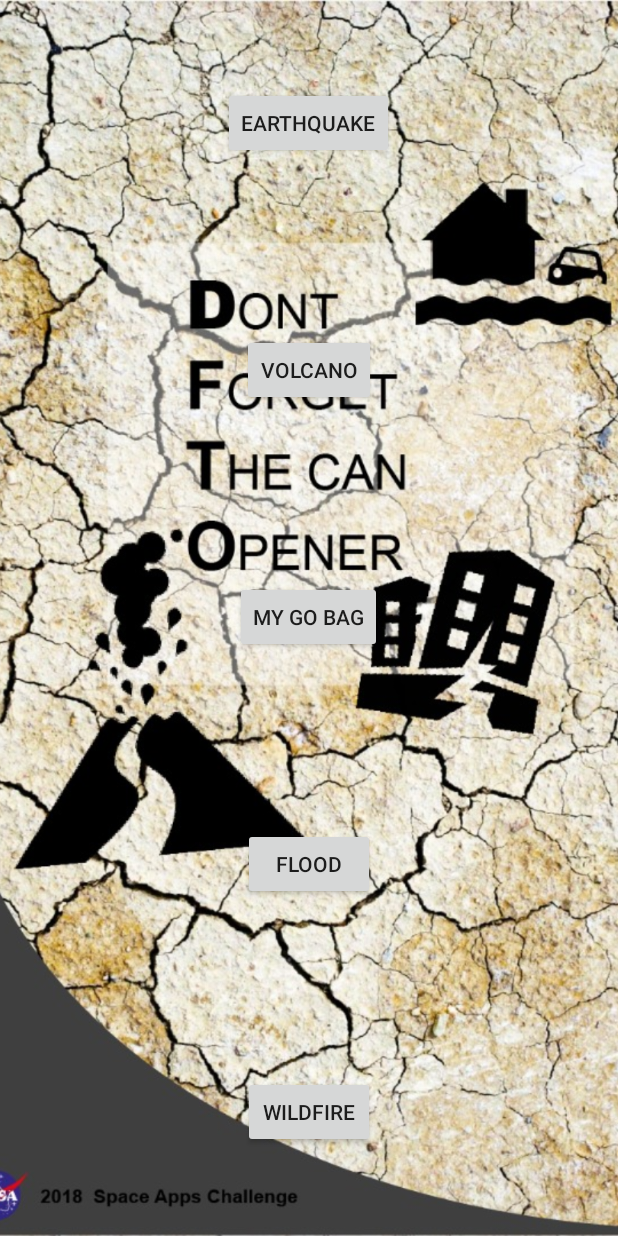
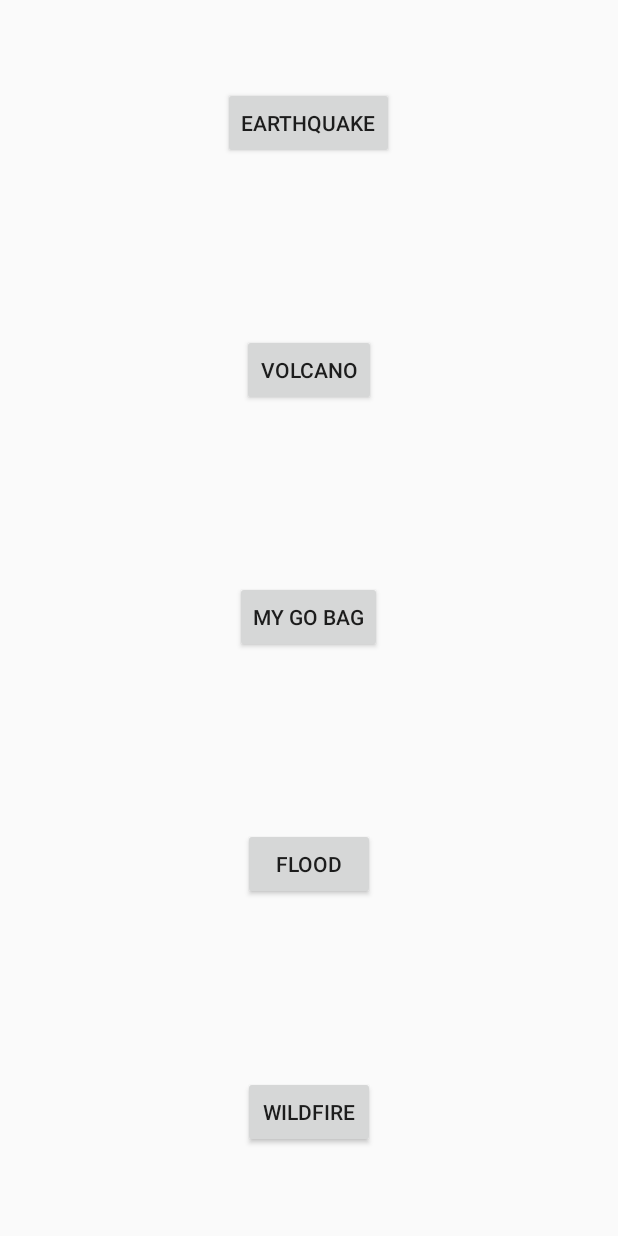
Before and after one commit to AngaKoko/SoS-Relief, an Android app: the screen it shows after launch (MainActivity), on a phone screen of 412 x 824 dp. Run offline under Robolectric (Android 15) with nearby library versions, the phone set to English and light mode, and no system bars.

Commit message:
Remove background background image

```diff
--- a/app/src/main/res/layout/activity_main.xml
+++ b/app/src/main/res/layout/activity_main.xml
@@ -5,12 +5,6 @@
     android:layout_width="match_parent"
     android:layout_height="match_parent"
     tools:context=".MainActivity">
-
-    <ImageView
-        android:layout_width="match_parent"
-        android:layout_height="match_parent"
-        android:src="@drawable/background_image"
-        android:scaleType="centerCrop"/>
 
     <LinearLayout
         android:layout_width="match_parent"
```
